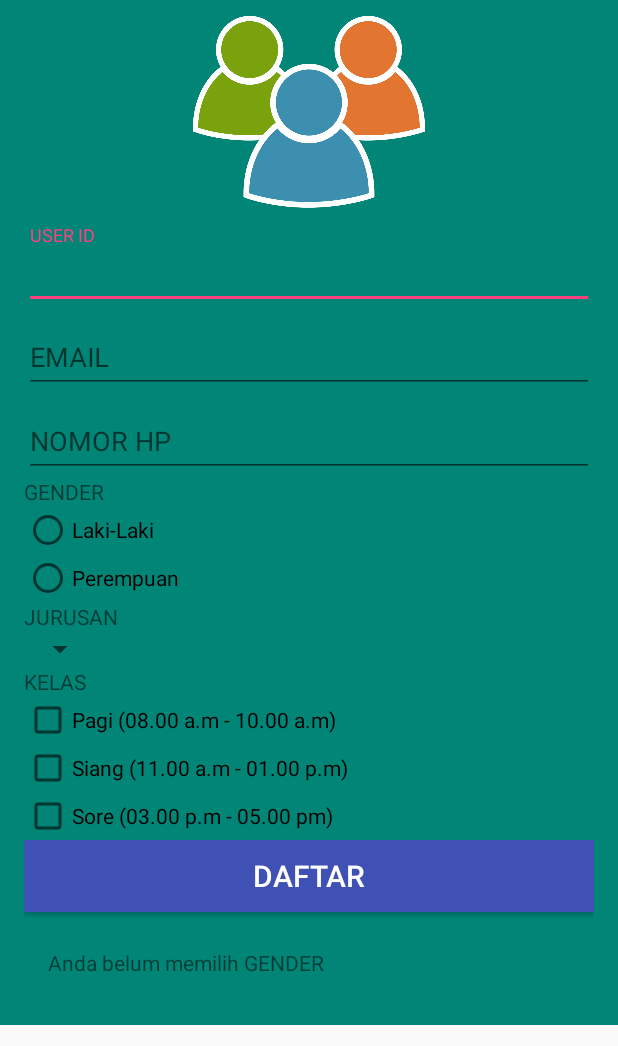
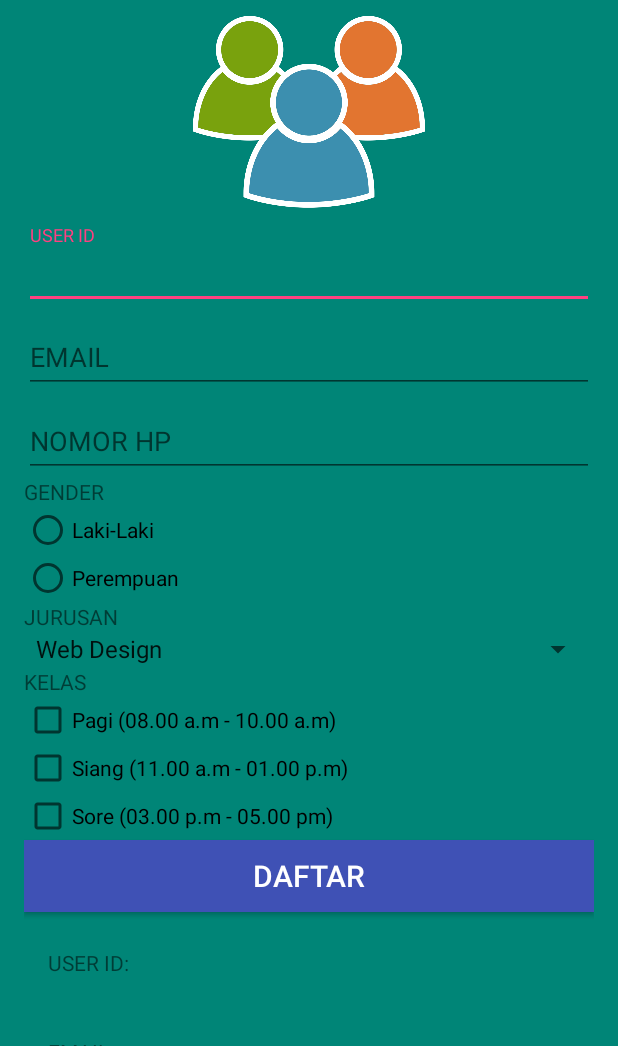
Before and after one commit to Ainnaya/Pendaftaran-Metic-Telkom-School-Malang, an Android app: the screen it shows after launch (MainActivity), after a tap on "DAFTAR", on a phone screen of 412 x 824 dp, the part 190-1236 px from its top. Run offline under Robolectric (Android 15) with nearby library versions, the phone set to English and light mode, and no system bars; 1 statement that could not run was skipped; 1 other tap on this screen came first.

Commit message:
+ validasi untuk input di MainActivity.java untuk mengeluarkan tanda error pada EditText, + TextInputLayout di activity_main.xml, + efek respon perubahan warna pada Button ketika di klik atau pada Button, + 1 Radio group, 2 Radio button, 3 Checkbox, dan 1 Spinner

```diff
--- a/app/src/main/java/id/sch/smktelkom_mlg/tugas01/xirpl4002/pendaftaranmeticsmktelkommalang/MainActivity.java
+++ b/app/src/main/java/id/sch/smktelkom_mlg/tugas01/xirpl4002/pendaftaranmeticsmktelkommalang/MainActivity.java
@@ -4,8 +4,10 @@ import android.os.Bundle;
 import android.support.v7.app.AppCompatActivity;
 import android.view.View;
 import android.widget.Button;
+import android.widget.CheckBox;
 import android.widget.EditText;
 import android.widget.RadioButton;
+import android.widget.Spinner;
 import android.widget.TextView;
 
 public class MainActivity extends AppCompatActivity {
@@ -13,8 +15,10 @@ public class MainActivity extends AppCompatActivity {
     EditText etEmail;
     EditText etHP;
     RadioButton rbLK, rbPR;
+    Spinner spJurusan;
+    CheckBox cbPG, cbSG, cbSR;
     Button bDaftar;
-    TextView tvHasil;
+    TextView tvHasil1, tvHasil2, tvHasil3, tvHasil4, tvHasil5, tvHasil6;
 
     @Override
     protected void onCreate(Bundle savedInstanceState) {
@@ -26,82 +30,61 @@ public class MainActivity extends AppCompatActivity {
         etHP = (EditText) findViewById(R.id.editTextHP);
         rbLK = (RadioButton) findViewById(R.id.radioButtonLK);
         rbPR = (RadioButton) findViewById(R.id.radioButtonPR);
+        spJurusan = (Spinner) findViewById(R.id.spinnerJurusan);
+        cbPG = (CheckBox) findViewById(R.id.checkBoxPG);
+        cbSG = (CheckBox) findViewById(R.id.checkBoxSG);
+        cbSR = (CheckBox) findViewById(R.id.checkBoxSR);
         bDaftar = (Button) findViewById(R.id.buttonDaftar);
-        tvHasil = (TextView) findViewById(R.id.textViewHasil);
-        bDaftar.setOnClickListener(new View.OnClickListener() {
-            @Override
-            public void onClick(View view) {
-                doProcess();
-            }
-        });
+        tvHasil1 = (TextView) findViewById(R.id.textViewHasil1);
+        tvHasil2 = (TextView) findViewById(R.id.textViewHasil2);
+        tvHasil3 = (TextView) findViewById(R.id.textViewHasil3);
+        tvHasil4 = (TextView) findViewById(R.id.textViewHasil4);
+        tvHasil5 = (TextView) findViewById(R.id.textViewHasil5);
+        tvHasil6 = (TextView) findViewById(R.id.textViewHasil6);
         findViewById(R.id.buttonDaftar).setOnClickListener(new View.OnClickListener() {
             @Override
-            public void onClick(View view) {
+            public void onClick(View view)
+
+            {
                 doClick();
             }
         });
     }
 
     private void doClick() {
-        String hasil = null;
+        String userid = etUserID.getText().toString();
+        tvHasil1.setText("USER ID: " + userid);
+
+        String email = etEmail.getText().toString();
+        tvHasil2.setText("EMAIL: " + email);
+
+        int HP = Integer.parseInt(etHP.getText().toString());
+        tvHasil3.setText("NOMOR HP: " + HP);
+
+        String gender = null;
         if (rbLK.isChecked()) {
-            hasil = rbLK.getText().toString();
+            gender = rbLK.getText().toString();
         } else if (rbPR.isChecked()) {
-            hasil = rbPR.getText().toString();
+            gender = rbPR.getText().toString();
+        }
+        if (gender == null) {
+            tvHasil4.setText("Anda belum memilih GENDER");
+        } else {
+            tvHasil4.setText("GENDER anda: " + gender);
         }
 
-        if (hasil == null) {
-            tvHasil.setText("Anda belum memilih GENDER");
-        } else {
-            tvHasil.setText("GENDER anda: " + hasil);
-        }
-    }
+        tvHasil5.setText("JURUSAN yang dipilih: " + spJurusan.getSelectedItem().toString());
 
-    private void doProcess() {
-        if (isValid()) {
-            String userid = etUserID.getText().toString();
-            String email = etEmail.getText().toString();
-            int HP = Integer.parseInt(etHP.getText().toString());
-            tvHasil.setText(userid + " EMAIL: " + email + " NO. HP: ");
-        }
-    }
+        String kelas = "KELAS dimulai:\n";
+        int startlen = kelas.length();
+        if (cbPG.isChecked()) kelas += cbPG.getText() + "\n";
+        if (cbSG.isChecked()) kelas += cbSG.getText() + "\n";
+        if (cbSR.isChecked()) kelas += cbSR.getText() + "\n";
+        tvHasil6.setText(kelas);
 
-    private boolean isValid() {
-        boolean valid = true;
-        String userid = etUserID.getText().toString();
-        String email = etEmail.getText().toString();
-        int HP = Integer.parseInt(etHP.getText().toString());
+        if (kelas.length() == startlen) kelas += "Anda belum memilih kelas" + "\n";
 
-        if (userid.isEmpty()) {
-            etUserID.setError("USER ID belum diisi");
-            valid = false;
-        } else if (userid.length() < 4) {
-            etUserID.setError("USER ID minimal 4 karakter");
-            valid = false;
-        } else {
-            etUserID.setError(null);
-        }
 
-        if (email.isEmpty()) {
-            etEmail.setError("EMAIL belum diisi");
-            valid = false;
-        } else if (email.length() < 8) {
-            etEmail.setError("Email minimal 8 karakter");
-            valid = false;
-        } else {
-            etEmail.setError(null);
-        }
 
-        if (HP.isEmpty()) {
-            etHP.setError("NOMOR HP belum diisi");
-            valid = false;
-        } else if (HP.length() < 11) {
-            etHP.setError("NOMOR HP minimal 11 karakter");
-            valid = false;
-        } else {
-            etHP.setError(null);
-        }
-
-        return valid;
     }
 }
--- a/app/src/main/res/layout/activity_main.xml
+++ b/app/src/main/res/layout/activity_main.xml
@@ -112,8 +112,9 @@
 
         <Spinner
             android:id="@+id/spinnerJurusan"
-            android:layout_width="wrap_content"
-            android:layout_height="wrap_content" />
+            android:layout_width="match_parent"
+            android:layout_height="wrap_content"
+            android:entries="@array/JURUSAN" />
 
         <TextView
             android:id="@+id/textView4"
@@ -122,21 +123,21 @@
             android:text="KELAS" />
 
         <CheckBox
-            android:id="@+id/checkBox"
+            android:id="@+id/checkBoxPG"
             android:layout_width="wrap_content"
             android:layout_height="wrap_content"
             android:checked="false"
             android:text="Pagi (08.00 a.m - 10.00 a.m)" />
 
         <CheckBox
-            android:id="@+id/checkBox2"
+            android:id="@+id/checkBoxSG"
             android:layout_width="wrap_content"
             android:layout_height="wrap_content"
             android:checked="false"
             android:text="Siang (11.00 a.m - 01.00 p.m)" />
 
         <CheckBox
-            android:id="@+id/checkBox3"
+            android:id="@+id/checkBoxSR"
             android:layout_width="wrap_content"
             android:layout_height="wrap_content"
             android:checked="false"
@@ -152,13 +153,56 @@
         android:textColor="@android:color/white" />
 
     <TextView
-        android:id="@+id/textViewHasil"
+        android:id="@+id/textViewHasil1"
         android:layout_width="match_parent"
         android:layout_height="wrap_content"
         android:layout_gravity="center_horizontal"
         android:layout_marginTop="8dp"
         android:padding="16dp"
-        tools:text="Hasil" />
+        tools:text="" />
 
-</LinearLayout>
+        <TextView
+            android:id="@+id/textViewHasil2"
+            android:layout_width="match_parent"
+            android:layout_height="wrap_content"
+            android:layout_gravity="center_horizontal"
+            android:layout_marginTop="8dp"
+            android:padding="16dp"
+            tools:text="" />
+
+        <TextView
+            android:id="@+id/textViewHasil3"
+            android:layout_width="match_parent"
+            android:layout_height="wrap_content"
+            android:layout_gravity="center_horizontal"
+            android:layout_marginTop="8dp"
+            android:padding="16dp"
+            tools:text="" />
+
+        <TextView
+            android:id="@+id/textViewHasil4"
+            android:layout_width="match_parent"
+            android:layout_height="wrap_content"
+            android:layout_gravity="center_horizontal"
+            android:layout_marginTop="8dp"
+            android:padding="16dp"
+            tools:text="" />
+
+        <TextView
+            android:id="@+id/textViewHasil5"
+            android:layout_width="match_parent"
+            android:layout_height="wrap_content"
+            android:layout_gravity="center_horizontal"
+            android:layout_marginTop="8dp"
+            android:padding="16dp" />
+
+        <TextView
+            android:id="@+id/textViewHasil6"
+            android:layout_width="match_parent"
+            android:layout_height="wrap_content"
+            android:layout_marginTop="8dp"
+            android:padding="16dp"
+            tools:text="" />
+
+    </LinearLayout>
 </ScrollView>
--- /dev/null
+++ b/app/src/main/res/values/arrays.xml
@@ -0,0 +1,10 @@
+<?xml version="1.0" encoding="utf-8"?>
+<resources>
+    <string-array name="JURUSAN">
+        <item>Web Design</item>
+        <item>Video Editing</item>
+        <item>Jaringan</item>
+        <item>Desktop</item>
+        <item>Design Grafis</item>
+    </string-array>
+</resources>
```
